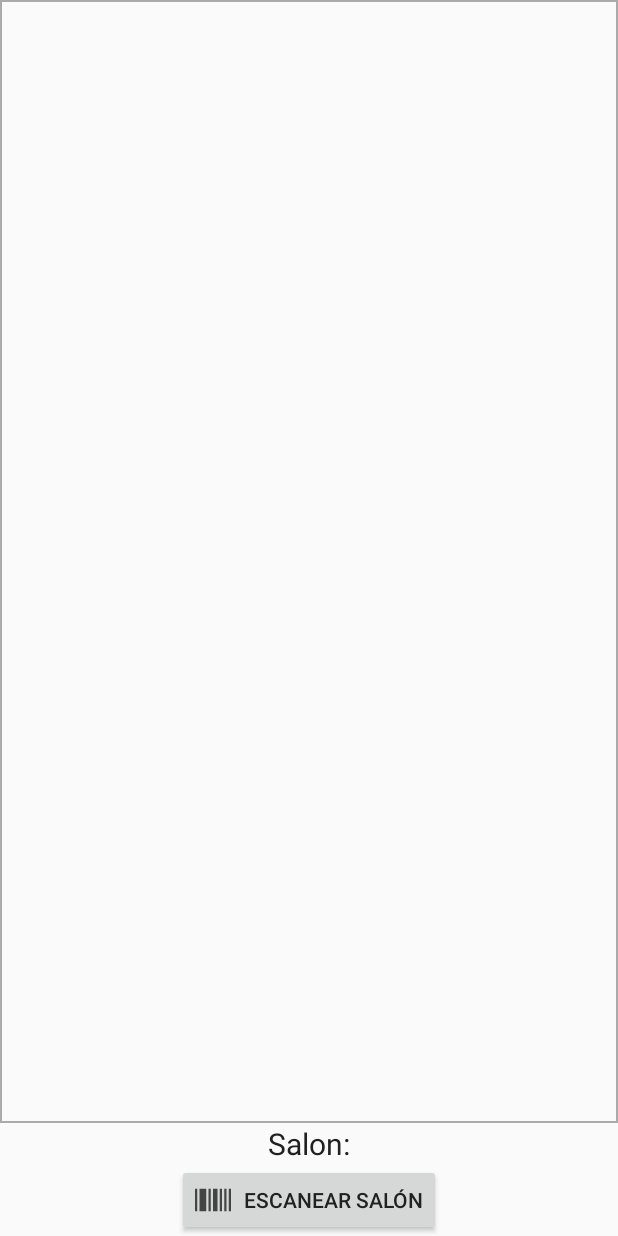
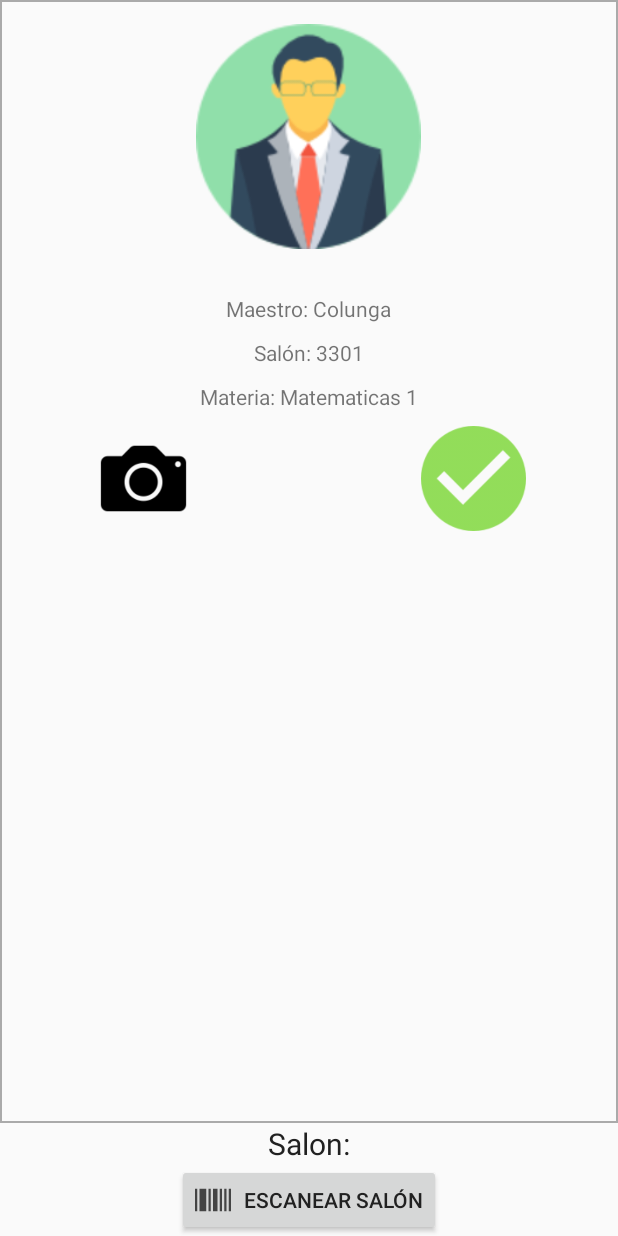
Before and after one commit to enriquesardz/FSW-Huella, an Android app: the layout fragment_codigo_barras.xml on its own in the app's theme, with its tools: preview values and no code run, on a phone screen of 412 x 824 dp. Run offline under Robolectric (Android 15) with nearby library versions, the phone set to English and light mode, and no system bars.

Commit message:
Modify Codigo barras fragment, layout update now has more views to display data

```diff
--- a/app/src/main/java/com/fime/fsw/huella/huella/fragments/RecorridoActualFragment.java
+++ b/app/src/main/java/com/fime/fsw/huella/huella/fragments/RecorridoActualFragment.java
@@ -104,6 +104,7 @@ public class RecorridoActualFragment extends Fragment {
         mData.add(new RecorridoActualItem(4,"M5","1301"));
         mData.add(new RecorridoActualItem(5,"N2","4208"));
 
+        //TODO: Que esta info se pase al fragment del scanner, y actualize los datos de los views que estan dentro del ScrollView
         mRecyclerAdapter = new RecorridoActualAdapter(mContext, mData, new RecyclerViewItemClickListener() {
             @Override
             public void onItemClick(View v, int position) {
--- a/app/src/main/res/layout/fragment_codigo_barras.xml
+++ b/app/src/main/res/layout/fragment_codigo_barras.xml
@@ -14,7 +14,79 @@
             android:layout_width="match_parent"
             android:layout_height="wrap_content"
             android:layout_weight="1"
-            android:background="@drawable/bordes_views"></ScrollView>
+            android:background="@drawable/bordes_views">
+
+            <LinearLayout
+                android:layout_width="match_parent"
+                android:layout_height="match_parent"
+                android:orientation="vertical"
+                android:padding="16dp"
+                tools:context="com.ssfsw.pantallahoras.MaestroActivity">
+
+
+                <LinearLayout
+                    android:layout_width="match_parent"
+                    android:layout_height="match_parent"
+                    android:layout_weight="1"
+                    android:gravity="center"
+                    android:orientation="vertical">
+
+                    <ImageView
+                        android:layout_width="150dp"
+                        android:layout_height="150dp"
+                        android:src="@drawable/usuario" />
+
+                    <Space
+                        android:layout_width="match_parent"
+                        android:layout_height="30dp" />
+
+                    <TextView
+                        android:layout_width="wrap_content"
+                        android:layout_height="wrap_content"
+                        android:paddingBottom="10dp"
+                        android:text="Maestro: Colunga" />
+
+                    <TextView
+                        android:layout_width="wrap_content"
+                        android:layout_height="wrap_content"
+                        android:paddingBottom="10dp"
+                        android:text="Salón: 3301" />
+
+                    <TextView
+                        android:layout_width="wrap_content"
+                        android:layout_height="wrap_content"
+                        android:paddingBottom="10dp"
+                        android:text="Materia: Matematicas 1" />
+
+                </LinearLayout>
+
+                <LinearLayout
+                    android:layout_width="match_parent"
+                    android:layout_height="match_parent"
+                    android:layout_weight="3"
+                    android:gravity="center"
+                    android:orientation="horizontal">
+
+                    <ImageButton
+                        android:id="@+id/capturar_button"
+                        android:layout_width="70dp"
+                        android:layout_height="70dp"
+                        android:background="@drawable/camara" />
+
+                    <Space
+                        android:layout_width="150dp"
+                        android:layout_height="match_parent" />
+
+                    <ImageButton
+                        android:layout_width="70dp"
+                        android:layout_height="70dp"
+                        android:background="@drawable/aceptar" />
+
+                </LinearLayout>
+
+            </LinearLayout>
+
+        </ScrollView>
 
         <TextView
             android:id="@+id/salon_textview"
```
Also changed, not shown: app/src/main/java/com/fime/fsw/huella/huella/fragments/CodigoBarrasFragment.java (+18 -1 lines), app/src/main/res/drawable/custom_toast_shape.xml (added, +23 -0 lines), app/src/main/res/drawable/aceptar.png (added), app/src/main/res/drawable/camara.png (added), app/src/main/res/drawable/cancelar.png (added), app/src/main/res/drawable/codigo_barras.jpg (added), app/src/main/res/drawable/palomita.png (added), app/src/main/res/drawable/usuario.png (added).
